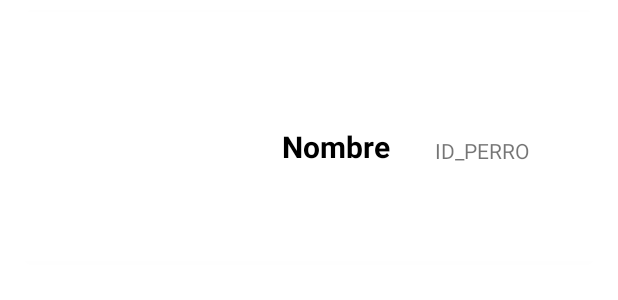
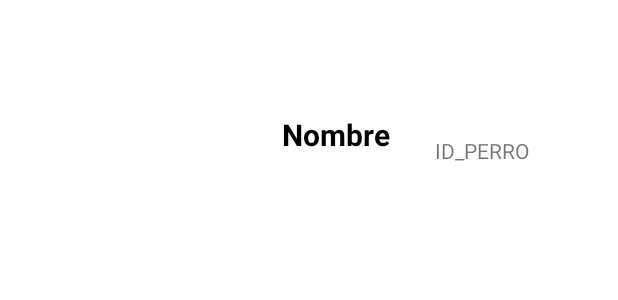
Before and after one commit to Dicorgir/PMDMGrupal_PetPetPet, an Android app: the layout viewholder_mascota.xml on its own in the app's theme, with its tools: preview values and no code run, on a phone screen of 412 x 824 dp. Shown: the top 300 px of the screen. Run offline under Robolectric (Android 15) with nearby library versions, the phone set to English and light mode, and no system bars.

```diff
--- a/app/src/main/res/layout/viewholder_mascota.xml
+++ b/app/src/main/res/layout/viewholder_mascota.xml
@@ -24,12 +24,12 @@
             android:id="@+id/nombrePerro"
             android:layout_width="wrap_content"
             android:layout_height="wrap_content"
-            android:layout_marginTop="68dp"
+            android:layout_marginTop="60dp"
             android:textColor="@color/black"
             android:textSize="20sp"
             android:textStyle="bold"
             app:layout_constraintEnd_toEndOf="parent"
-            app:layout_constraintHorizontal_bias="0.14"
+            app:layout_constraintHorizontal_bias="0.141"
             app:layout_constraintStart_toEndOf="@id/fotito"
             app:layout_constraintTop_toTopOf="parent"
             tools:text="Nombre" />
```
